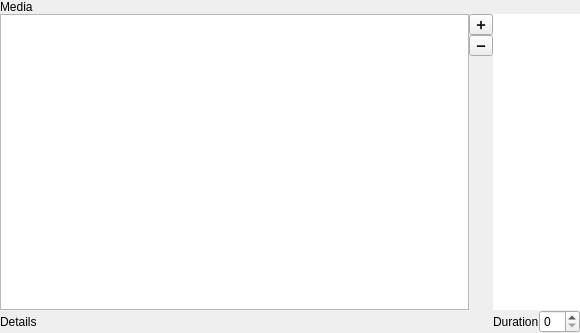
Qt form animation_workbench/ui/media_list_widget_base.ui (timlinux/QGISAnimationWorkbench) before a commit.
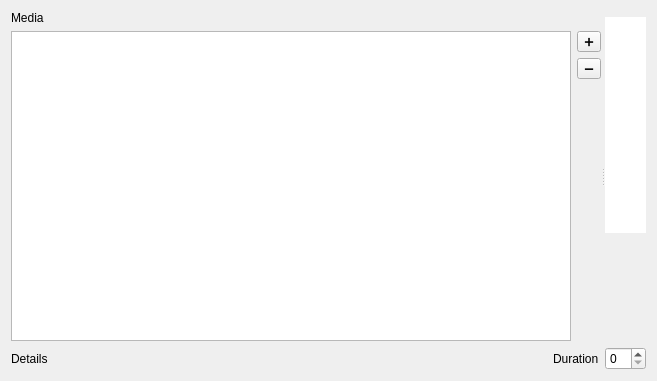
The same form after that commit.

Commit message: ✨ Use splitter and layouts for media widget

Diff of the .ui file:
```diff
--- a/animation_workbench/ui/media_list_widget_base.ui
+++ b/animation_workbench/ui/media_list_widget_base.ui
@@ -6,67 +6,21 @@
    <rect>
     <x>0</x>
     <y>0</y>
-    <width>580</width>
-    <height>333</height>
+    <width>657</width>
+    <height>381</height>
    </rect>
   </property>
   <property name="windowTitle">
    <string>Form</string>
   </property>
+  <layout class="QGridLayout" name="gridLayout_4">
+   <item row="0" column="0" colspan="3">
+    <widget class="QSplitter" name="splitter">
+     <property name="orientation">
+      <enum>Qt::Horizontal</enum>
+     </property>
+     <widget class="QWidget" name="">
   <layout class="QGridLayout" name="gridLayout">
-   <property name="margin">
-    <number>0</number>
-   </property>
-   <property name="spacing">
-    <number>0</number>
-   </property>
-   <item row="1" column="1">
-    <widget class="QToolButton" name="add_media">
-     <property name="text">
-      <string>➕</string>
-     </property>
-    </widget>
-   </item>
-   <item row="5" column="0">
-    <widget class="QLabel" name="details_label">
-     <property name="text">
-      <string>Details</string>
-     </property>
-     <property name="wordWrap">
-      <bool>true</bool>
-     </property>
-    </widget>
-   </item>
-   <item row="5" column="3" colspan="2">
-    <widget class="QLabel" name="duration_label">
-     <property name="text">
-      <string>Duration</string>
-     </property>
-    </widget>
-   </item>
-   <item row="2" column="1">
-    <widget class="QToolButton" name="remove_media">
-     <property name="text">
-      <string>➖</string>
-     </property>
-    </widget>
-   </item>
-   <item row="5" column="5" colspan="2">
-    <widget class="QSpinBox" name="duration"/>
-   </item>
-   <item row="3" column="1">
-    <spacer name="verticalSpacer">
-     <property name="orientation">
-      <enum>Qt::Vertical</enum>
-     </property>
-     <property name="sizeHint" stdset="0">
-      <size>
-       <width>20</width>
-       <height>71</height>
-      </size>
-     </property>
-    </spacer>
-   </item>
    <item row="0" column="0">
     <widget class="QLabel" name="label">
      <property name="text">
@@ -77,7 +31,7 @@
      </property>
     </widget>
    </item>
-   <item row="1" column="0" rowspan="4">
+       <item row="1" column="0" rowspan="3">
     <widget class="QListWidget" name="media_list">
      <property name="sizePolicy">
       <sizepolicy hsizetype="MinimumExpanding" vsizetype="MinimumExpanding">
@@ -99,7 +53,43 @@
      </property>
     </widget>
    </item>
-   <item row="1" column="2" rowspan="4" colspan="5">
+       <item row="1" column="1">
+        <widget class="QToolButton" name="add_media">
+         <property name="text">
+          <string>➕</string>
+         </property>
+        </widget>
+       </item>
+       <item row="2" column="1">
+        <widget class="QToolButton" name="remove_media">
+         <property name="text">
+          <string>➖</string>
+         </property>
+        </widget>
+       </item>
+       <item row="3" column="1">
+        <spacer name="verticalSpacer">
+         <property name="orientation">
+          <enum>Qt::Vertical</enum>
+         </property>
+         <property name="sizeHint" stdset="0">
+          <size>
+           <width>20</width>
+           <height>71</height>
+          </size>
+         </property>
+        </spacer>
+       </item>
+      </layout>
+     </widget>
+     <widget class="QWidget" name="">
+      <layout class="QGridLayout" name="gridLayout_3">
+       <item row="0" column="0">
+        <widget class="QWidget" name="widget" native="true"/>
+       </item>
+       <item row="1" column="0">
+        <layout class="QGridLayout" name="gridLayout_2">
+         <item row="0" column="0">
     <widget class="QLabel" name="preview">
      <property name="sizePolicy">
       <sizepolicy hsizetype="MinimumExpanding" vsizetype="MinimumExpanding">
@@ -109,8 +99,8 @@
      </property>
      <property name="maximumSize">
       <size>
-       <width>798</width>
-       <height>800</height>
+             <width>9999</width>
+             <height>9999</height>
       </size>
      </property>
      <property name="styleSheet">
@@ -128,7 +118,58 @@
      <property name="scaledContents">
       <bool>true</bool>
      </property>
-    </widget>
+           <property name="wordWrap">
+            <bool>true</bool>
+           </property>
+          </widget>
+         </item>
+         <item row="1" column="0">
+          <spacer name="verticalSpacer_2">
+           <property name="orientation">
+            <enum>Qt::Vertical</enum>
+           </property>
+           <property name="sizeType">
+            <enum>QSizePolicy::Minimum</enum>
+           </property>
+           <property name="sizeHint" stdset="0">
+            <size>
+             <width>20</width>
+             <height>108</height>
+            </size>
+           </property>
+          </spacer>
+         </item>
+        </layout>
+       </item>
+      </layout>
+     </widget>
+    </widget>
+   </item>
+   <item row="1" column="0">
+    <widget class="QLabel" name="details_label">
+     <property name="sizePolicy">
+      <sizepolicy hsizetype="MinimumExpanding" vsizetype="Preferred">
+       <horstretch>0</horstretch>
+       <verstretch>0</verstretch>
+      </sizepolicy>
+     </property>
+     <property name="text">
+      <string>Details</string>
+     </property>
+     <property name="wordWrap">
+      <bool>true</bool>
+     </property>
+    </widget>
+   </item>
+   <item row="1" column="1">
+    <widget class="QLabel" name="duration_label">
+     <property name="text">
+      <string>Duration</string>
+     </property>
+    </widget>
+   </item>
+   <item row="1" column="2">
+    <widget class="QSpinBox" name="duration"/>
    </item>
   </layout>
  </widget>
```
Lines whose indentation alone changed are shown as unchanged.
